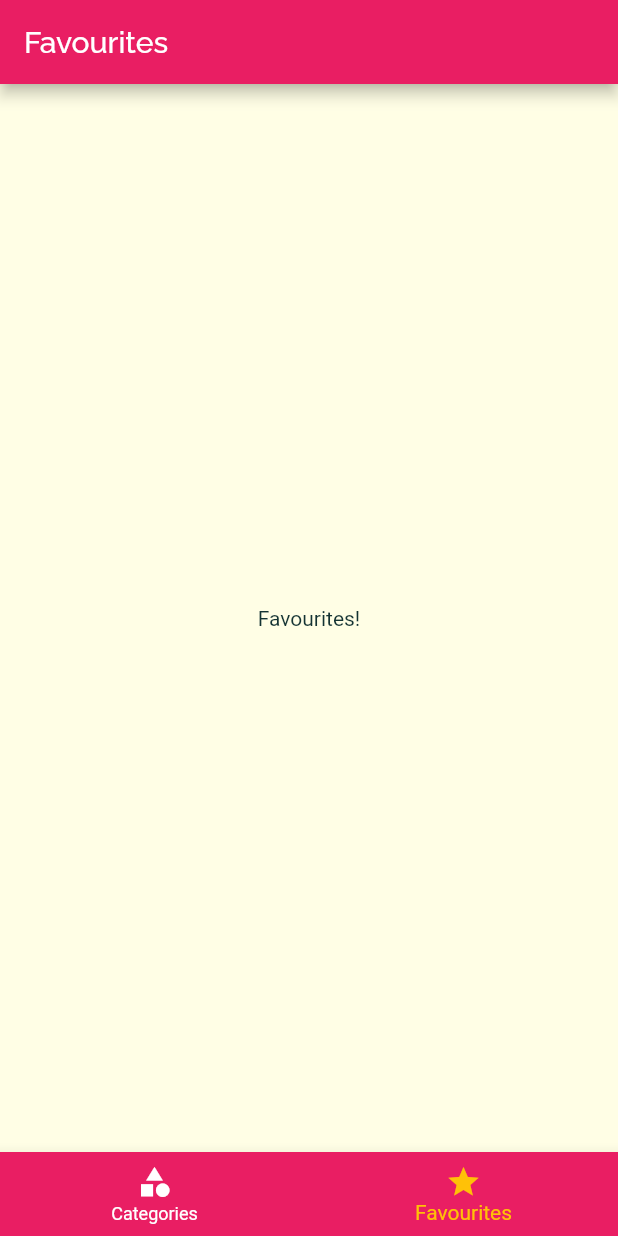
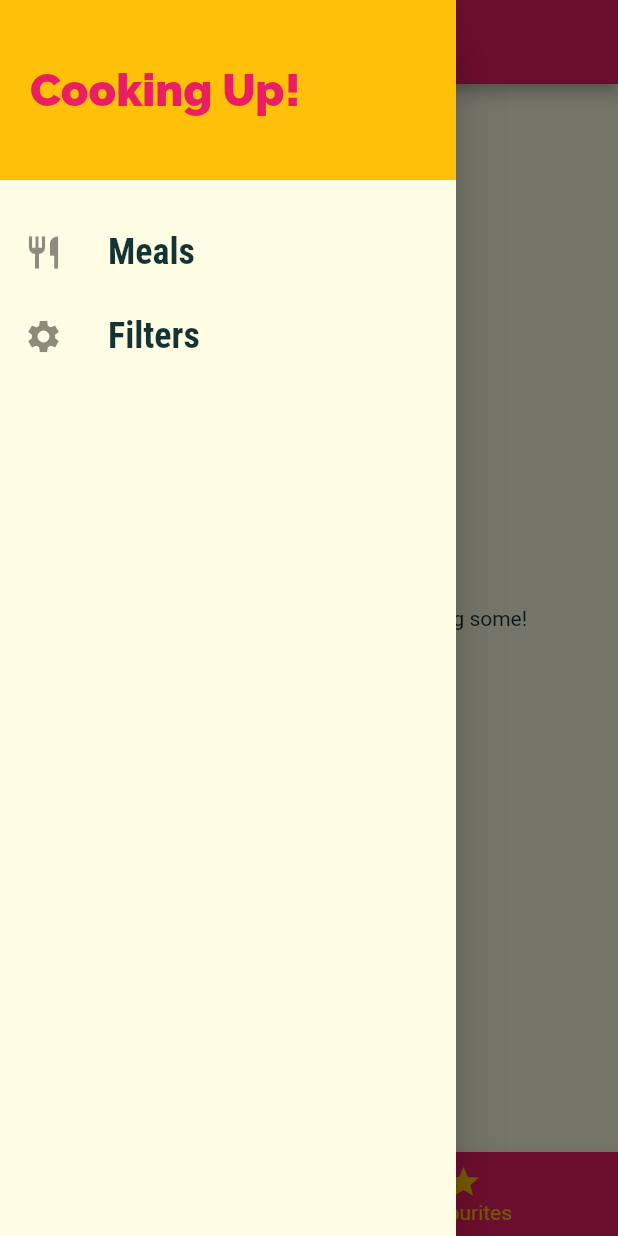
Before and after one commit to akanshSirohi/Receipe-App, a Flutter app: the screen it shows after launch, item 2 of the bottom bar chosen, with the side drawer open (before the commit the screen has no drawer), on a phone screen of 412 x 824 dp. Run offline on Flutter 3.47's test engine with Material 2 defaults, Android fonts, the phone set to English and light mode, and no system bars; our stand-ins replace google_fonts.

Commit message:
adding features

```diff
--- a/lib/main.dart
+++ b/lib/main.dart
@@ -1,7 +1,10 @@
 import 'package:flutter/material.dart';
 import 'package:google_fonts/google_fonts.dart';
 
-import './screens/tabs_screen.dart';
+import '../dummy_data.dart';
+import 'models/meal.dart';
+import 'screens/filters_screen.dart';
+import 'screens/tabs_screen.dart';
 import 'screens/category_meals_screen.dart';
 import 'screens/meal_detail_screen.dart';
 
@@ -9,7 +12,62 @@ void main() {
   runApp(MyApp());
 }
 
-class MyApp extends StatelessWidget {
+class MyApp extends StatefulWidget {
+  @override
+  State<MyApp> createState() => _MyAppState();
+}
+
+class _MyAppState extends State<MyApp> {
+  Map<String, bool> _filters = {
+    "gluten": false,
+    "lactose": false,
+    "vegan": false,
+    "vegetarian": false,
+  };
+
+  List<Meal> _availableMeals = DUMMY_MEALS;
+  List<Meal> _favouriteMeals = [];
+
+  void _setFilters(Map<String, bool> _filteredData) {
+    setState(() {
+      _filters = _filteredData;
+      _availableMeals = DUMMY_MEALS.where((meal) {
+        if ((_filters['gluten'] as bool) && !meal.isGlutenFree) {
+          return false;
+        }
+        if ((_filters['lactose'] as bool) && !meal.isLactoseFree) {
+          return false;
+        }
+        if ((_filters['vegan'] as bool) && !meal.isVegan) {
+          return false;
+        }
+        if ((_filters['vegetarian'] as bool) && !meal.isVegetarian) {
+          return false;
+        }
+        return true;
+      }).toList();
+    });
+  }
+
+  void _updateFavourites(String mealId) {
+    final existingIndex =
+        _favouriteMeals.indexWhere((meal) => meal.id == mealId);
+    if (existingIndex < 0) {
+      setState(() {
+        _favouriteMeals
+            .add(DUMMY_MEALS.firstWhere((meal) => meal.id == mealId));
+      });
+    } else {
+      setState(() {
+        _favouriteMeals.removeAt(existingIndex);
+      });
+    }
+  }
+
+  bool _isMealFav(String mealId) {
+    return _favouriteMeals.any((meal) => meal.id == mealId);
+  }
+
   @override
   Widget build(BuildContext context) {
     final textTheme = Theme.of(context).textTheme;
@@ -37,10 +95,15 @@ class MyApp extends StatelessWidget {
               color: Colors.black),
         ),
       ),
-      home: TabsScreen(),
+      // home: TabsScreen(),
+      initialRoute: "/",
       routes: {
-        CategoryMealsScreen.routeName: (ctx) => CategoryMealsScreen(),
-        MealDetailScreen.routeName: (ctx) => MealDetailScreen()
+        "/": (ctx) => TabsScreen(_favouriteMeals),
+        CategoryMealsScreen.routeName: (ctx) =>
+            CategoryMealsScreen(_availableMeals),
+        MealDetailScreen.routeName: (ctx) =>
+            MealDetailScreen(_updateFavourites, _isMealFav),
+        FiltersScreen.routeName: (ctx) => FiltersScreen(_filters, _setFilters)
       },
       // onGenerateRoute: (settings) {
       //   print(settings.arguments);
--- a/lib/screens/favourites_screen.dart
+++ b/lib/screens/favourites_screen.dart
@@ -1,10 +1,32 @@
 import 'package:flutter/material.dart';
 
+import '../models/meal.dart';
+import '../widgets/meal_item.dart';
+
 class FavouritesScreen extends StatelessWidget {
+  final List<Meal> favouriteMeals;
+
+  FavouritesScreen(this.favouriteMeals);
+
   @override
   Widget build(BuildContext context) {
-    return Center(
-      child: Text("Favourites!"),
-    );
+    if (favouriteMeals.isEmpty) {
+      return Center(
+        child: Text("You have no favourites yet - start adding some!"),
+      );
+    } else {
+      return ListView.builder(
+          itemBuilder: (ctx, index) {
+            return MealItem(
+              id: favouriteMeals[index].id,
+              title: favouriteMeals[index].title,
+              imageUrl: favouriteMeals[index].imageUrl,
+              duration: favouriteMeals[index].duration,
+              complexity: favouriteMeals[index].complexity,
+              affordability: favouriteMeals[index].affordability,
+            );
+          },
+          itemCount: favouriteMeals.length);
+    }
   }
 }
--- a/lib/screens/tabs_screen.dart
+++ b/lib/screens/tabs_screen.dart
@@ -1,24 +1,35 @@
 import 'package:flutter/material.dart';
 
+import '../models/meal.dart';
+import '../widgets/main_drawer.dart';
 import './favourites_screen.dart';
 import './categories_screen.dart';
 
 class TabsScreen extends StatefulWidget {
+  final List<Meal> favourites;
+
+  TabsScreen(this.favourites);
+
   @override
   _TabsScreenState createState() => _TabsScreenState();
 }
 
 class _TabsScreenState extends State<TabsScreen> {
-  List<Map<String, Object>> _pages = [
+  List<Map<String, Object>> _pages = [];
+
+  @override
+  void initState() {
+    _pages = [
       {
         'page': CategoriesScreen(),
         'title': 'Categories',
       },
       {
-      'page': FavouritesScreen(),
+        'page': FavouritesScreen(widget.favourites),
         'title': 'Favourites',
       }
     ];
+  }
 
   int _selectedPageIndex = 0;
   void _selectPage(int index) {
@@ -58,6 +69,9 @@ class _TabsScreenState extends State<TabsScreen> {
       appBar: AppBar(
         title: Text((_pages[_selectedPageIndex]['title'] as String)),
       ),
+      drawer: Drawer(
+        child: MainDrawer(),
+      ),
       body: (_pages[_selectedPageIndex]['page'] as Widget),
       bottomNavigationBar: BottomNavigationBar(
         onTap: _selectPage,
--- /dev/null
+++ b/lib/widgets/main_drawer.dart
@@ -0,0 +1,63 @@
+import 'package:flutter/material.dart';
+import 'package:google_fonts/google_fonts.dart';
+
+import '../screens/filters_screen.dart';
+
+class MainDrawer extends StatelessWidget {
+  Widget buildListTile(
+      {required String title,
+      required IconData icon,
+      required Function() tapHandler}) {
+    return ListTile(
+      leading: Icon(
+        icon,
+        size: 26,
+      ),
+      title: Text(
+        title,
+        style: GoogleFonts.robotoCondensed(
+            fontSize: 24, fontWeight: FontWeight.bold),
+      ),
+      onTap: tapHandler,
+    );
+  }
+
+  @override
+  Widget build(BuildContext context) {
+    return Column(
+      children: [
+        Container(
+          height: 120,
+          width: double.infinity,
+          padding: EdgeInsets.all(20),
+          alignment: Alignment.centerLeft,
+          color: Theme.of(context).colorScheme.secondary,
+          child: Text(
+            "Cooking Up!",
+            style: GoogleFonts.raleway(
+                fontWeight: FontWeight.w900,
+                fontSize: 30,
+                color: Theme.of(context).primaryColor),
+          ),
+        ),
+        const SizedBox(
+          height: 20,
+        ),
+        buildListTile(
+          title: "Meals",
+          icon: Icons.restaurant,
+          tapHandler: () {
+            Navigator.of(context).pushReplacementNamed("/");
+          },
+        ),
+        buildListTile(
+          title: "Filters",
+          icon: Icons.settings,
+          tapHandler: () {
+            Navigator.of(context).pushReplacementNamed(FiltersScreen.routeName);
+          },
+        ),
+      ],
+    );
+  }
+}
```
Also changed, not shown: lib/screens/category_meals_screen.dart (+26 -14 lines), lib/screens/filters_screen.dart (added, +109 -0 lines), lib/screens/meal_detail_screen.dart (+12 -0 lines). Lines whose indentation alone changed are shown as unchanged.
